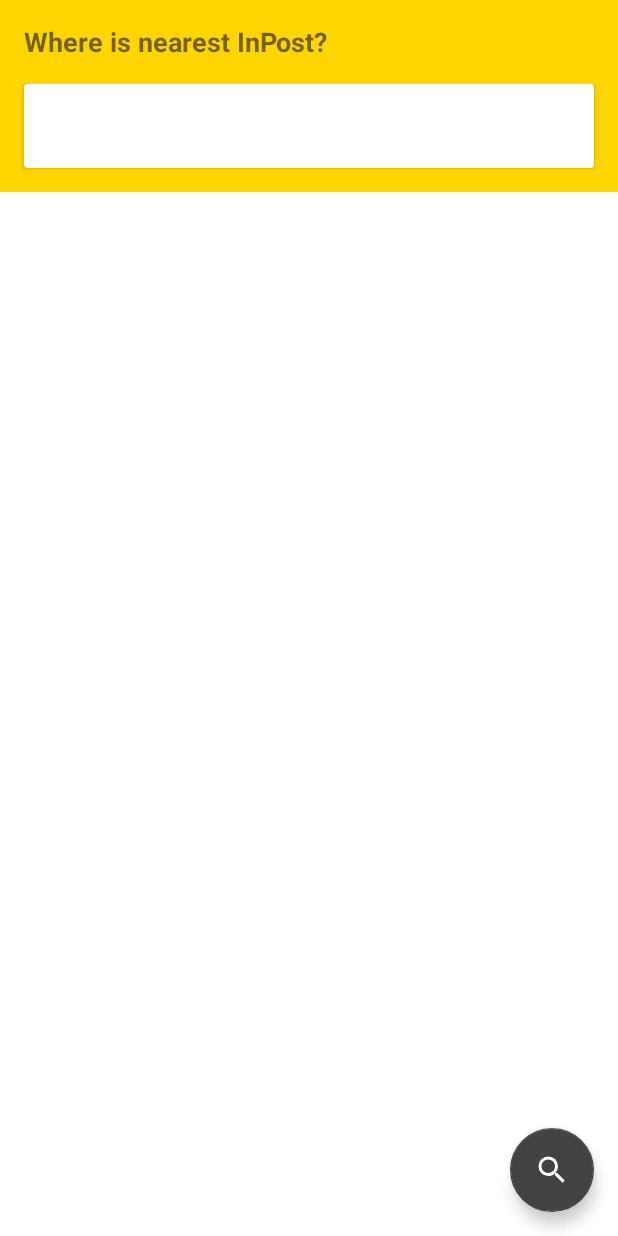
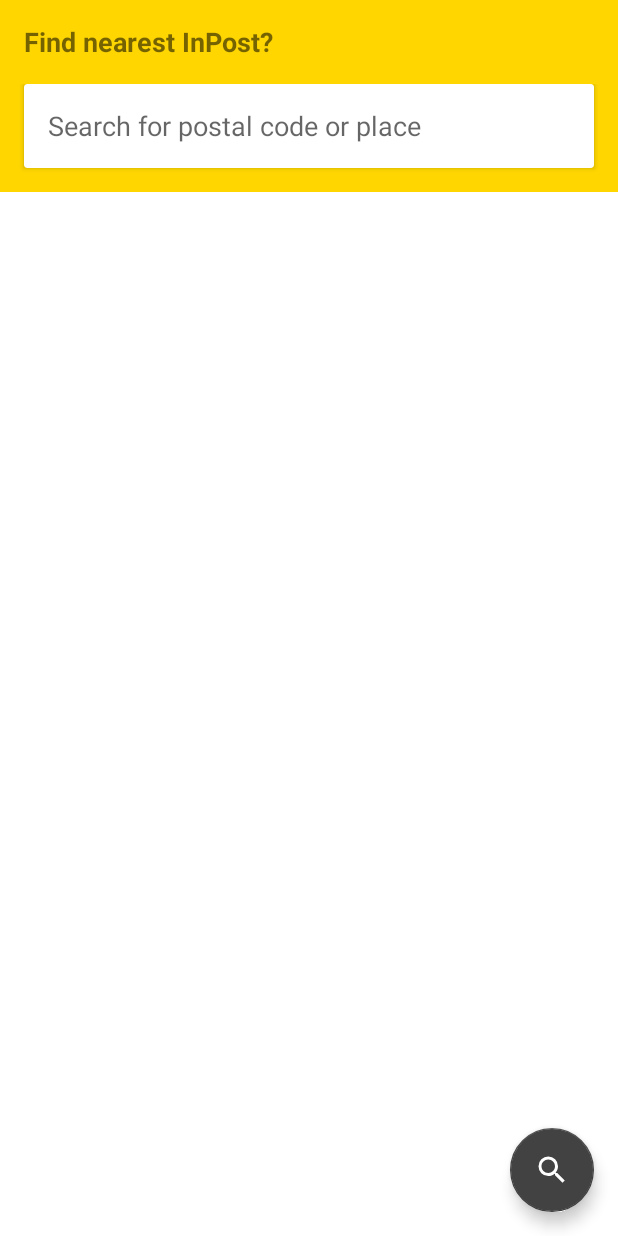
Before and after one commit to CodeFactoryPDabrowski/near-inpost, an Android app: the screen it shows after launch (MainActivity), on a phone screen of 412 x 824 dp. Run offline under Robolectric (Android 15) with nearby library versions, the phone set to English and light mode, and no system bars; our stand-ins replace ButterKnife, Dagger/Hilt's generated code; libraries missing offline, so code that uses them is left out: butterknife.bindView, com.facebook.stetho, pl.charmas.android, retrofit2.adapter.rxjava, retrofit2.converter.simplexml and 2 more; 7 statements that could not run were skipped.

Commit message:
Add location search view hint text

```diff
--- a/app/src/main/res/values/main_styles.xml
+++ b/app/src/main/res/values/main_styles.xml
@@ -14,5 +14,6 @@
         <item name="android:textSize">@dimen/common_big_text_size</item>
         <item name="android:textColor">@color/colorAccent</item>
         <item name="android:imeOptions">flagNoExtractUi</item>
+        <item name="android:hint">@string/custom_location_search_view_hint</item>
     </style>
 </resources>
--- a/app/src/main/res/values/strings.xml
+++ b/app/src/main/res/values/strings.xml
@@ -1,10 +1,11 @@
 <resources>
     <string name="app_name">NearInPost</string>
-    <string name="main_nearest_in_post">Where is nearest InPost?</string>
+    <string name="main_nearest_in_post">Find nearest InPost?</string>
     <string name="machine_details_city_title">City:</string>
     <string name="machine_details_street_title">Street:</string>
     <string name="machine_details_postal_code_title">Postal code:</string>
     <string name="machine_details_location_desc_title">Location description:</string>
     <string name="machine_details_empty_field">No data</string>
     <string name="machine_details_distance_from">Distance from</string>
+    <string name="custom_location_search_view_hint">Search for postal code or place</string>
 </resources>
```
Also changed, not shown: 1 other file.
